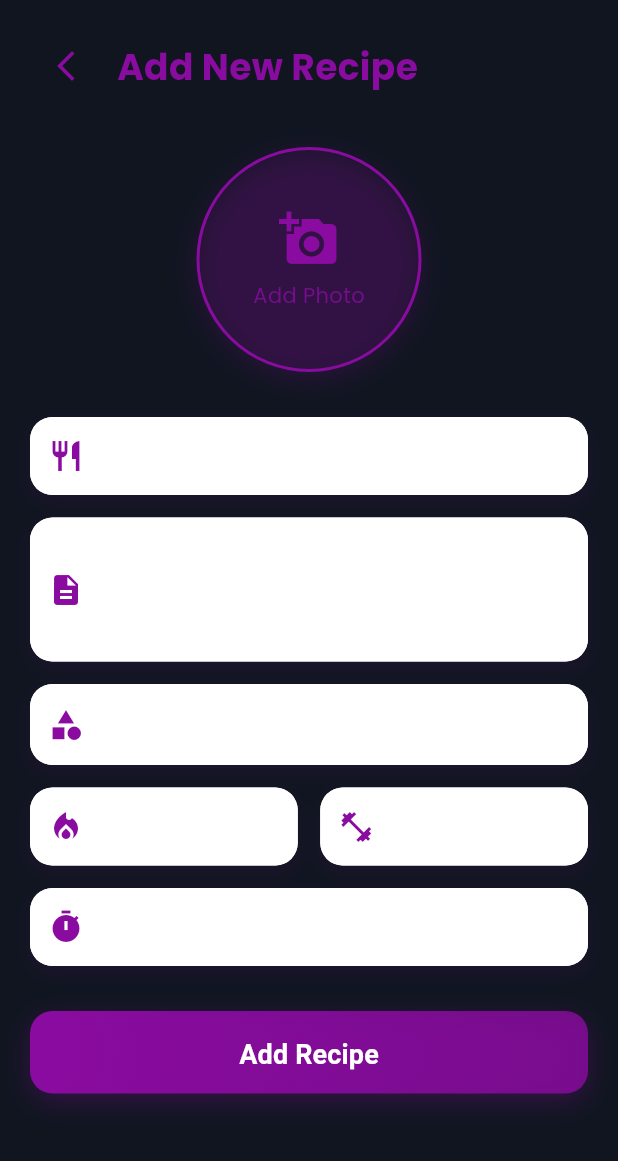
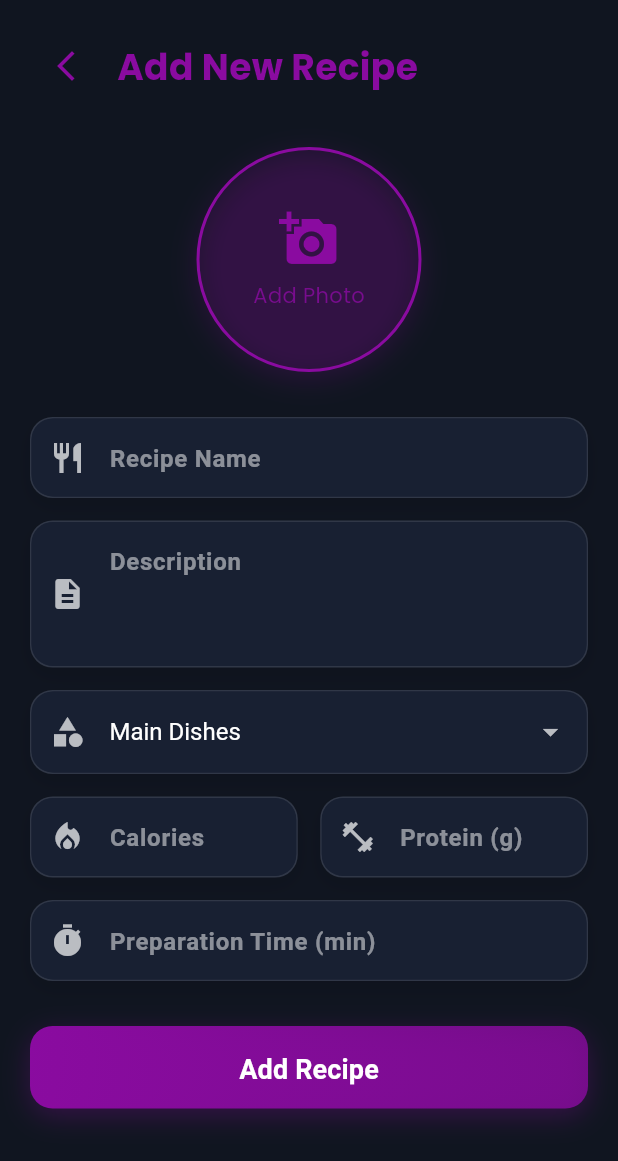
Before and after one commit to jamalihassan0307/food_dairy_app, a Flutter app: the AddFood screen opened directly, on a phone screen of 412 x 824 dp. Shown: the top 1161 px of the screen. Run offline on Flutter 3.47's test engine with Material 3 defaults, Android fonts, the phone set to English and light mode, and no system bars; our stand-ins replace animate_do, flex_color_scheme, fluttertoast, font_awesome_flutter, get, google_fonts and 3 more; accounts and stored records are empty.

Commit message:
Update AddFood screen to enhance theming and UI consistency. Changed background colors, text styles, and icon colors to align with AppColors. Improved dropdown styling and input field aesthetics for a more cohesive user experience.

```diff
--- a/lib/screen/addfood.dart
+++ b/lib/screen/addfood.dart
@@ -130,11 +130,12 @@ class _AddFoodState extends State<AddFood> {
                           // Category Selection
                           Container(
                             decoration: BoxDecoration(
-                              color: Colors.white,
+                              color: AppColors.cardColor,
                               borderRadius: BorderRadius.circular(15),
+                              border: Border.all(color: Colors.white.withOpacity(0.1)),
                               boxShadow: [
                                 BoxShadow(
-                                  color: AppColors.primaryColor.withOpacity(0.1),
+                                  color: Colors.black.withOpacity(0.1),
                                   blurRadius: 10,
                                   offset: const Offset(0, 5),
                                 ),
@@ -146,30 +147,30 @@ class _AddFoodState extends State<AddFood> {
                                 decoration: InputDecoration(
                                   hintText: "Select Category",
                                   hintStyle: TextStyle(
-                                    color: AppColors.textSecondaryColor,
+                                    color: Colors.white.withOpacity(0.5),
                                     fontSize: 16,
                                   ),
-                                  prefixIcon: Icon(Icons.category, color: AppColors.primaryColor),
+                                  prefixIcon: Icon(Icons.category, color: Colors.white.withOpacity(0.7)),
                                   border: OutlineInputBorder(
                                     borderRadius: BorderRadius.circular(15),
                                     borderSide: BorderSide.none,
                                   ),
                                   filled: true,
-                                  fillColor: Colors.white,
+                                  fillColor: AppColors.cardColor,
                                   contentPadding: const EdgeInsets.symmetric(
                                     horizontal: 20,
                                     vertical: 15,
                                   ),
                                 ),
+                                dropdownColor: AppColors.cardColor,
+                                style: const TextStyle(
+                                  color: Colors.white,
+                                  fontSize: 16,
+                                ),
                                 items: obj.categories.map((String category) {
                                   return DropdownMenuItem<String>(
                                     value: category,
-                                    child: Text(
-                                      category,
-                                      style: TextStyle(
-                                        color: AppColors.textColor,
-                                      ),
-                                    ),
+                                    child: Text(category),
                                   );
                                 }).toList(),
                                 onChanged: (String? newValue) {
@@ -280,11 +281,12 @@ class _AddFoodState extends State<AddFood> {
   }) {
     return Container(
       decoration: BoxDecoration(
-        color: Colors.white,
+        color: AppColors.cardColor,
         borderRadius: BorderRadius.circular(15),
+        border: Border.all(color: Colors.white.withOpacity(0.1)),
         boxShadow: [
           BoxShadow(
-            color: AppColors.primaryColor.withOpacity(0.1),
+            color: Colors.black.withOpacity(0.1),
             blurRadius: 10,
             offset: const Offset(0, 5),
           ),
@@ -294,23 +296,23 @@ class _AddFoodState extends State<AddFood> {
         controller: controller,
         keyboardType: keyboardType,
         maxLines: maxLines ?? 1,
-        style: TextStyle(
+        style: const TextStyle(
           fontSize: 16,
-          color: AppColors.textColor,
+          color: Colors.white,
         ),
         decoration: InputDecoration(
           hintText: hint,
           hintStyle: TextStyle(
-            color: AppColors.textSecondaryColor,
+            color: Colors.white.withOpacity(0.5),
             fontSize: 16,
           ),
-          prefixIcon: Icon(icon, color: AppColors.primaryColor),
+          prefixIcon: Icon(icon, color: Colors.white.withOpacity(0.7)),
           border: OutlineInputBorder(
             borderRadius: BorderRadius.circular(15),
             borderSide: BorderSide.none,
           ),
           filled: true,
-          fillColor: Colors.white,
+          fillColor: AppColors.cardColor,
           contentPadding: const EdgeInsets.symmetric(
             horizontal: 20,
             vertical: 15,
```
